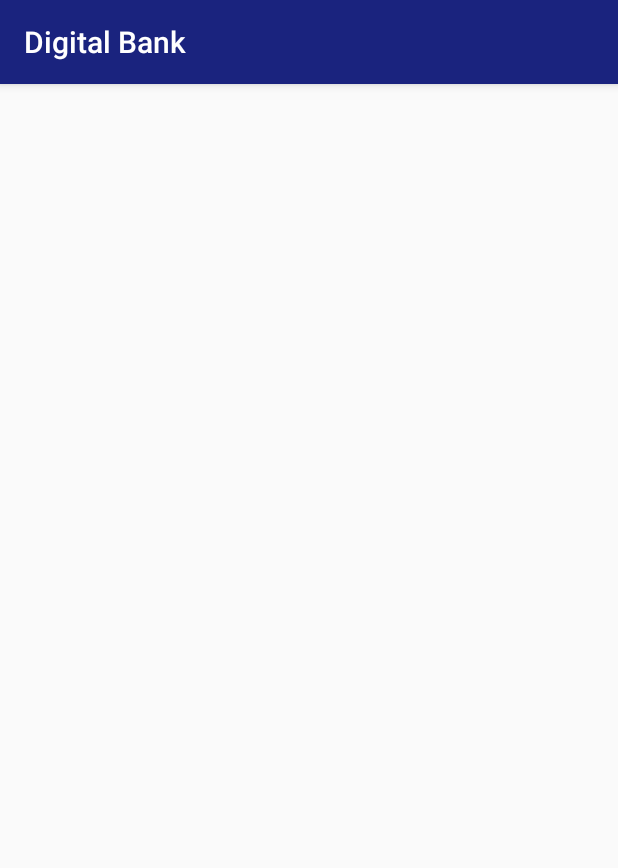
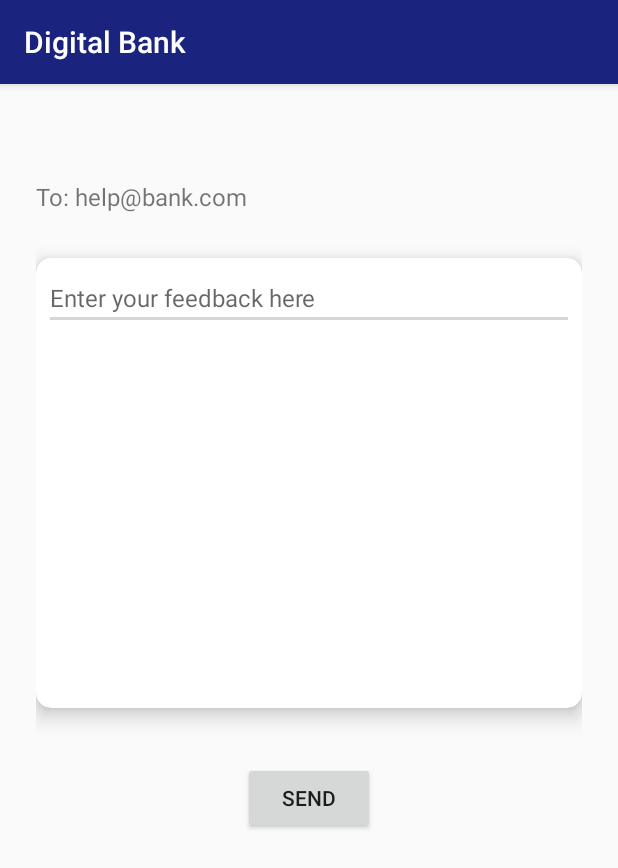
Before and after one commit to SlangLabs/banking_app, an Android app: the screen it shows after launch (CustomerCare), after a tap on "CUSTOMER CARE", on a phone screen of 412 x 824 dp. Shown: the top 868 px of the screen. Run offline under Robolectric (Android 15) with nearby library versions, the phone set to English and light mode, and no system bars; libraries missing offline, so code that uses them is left out: in.slanglabs.platform; 4 statements that could not run were skipped.

Commit message:
Add CustomerCare Activity

```diff
--- a/app/build.gradle
+++ b/app/build.gradle
@@ -23,6 +23,7 @@ dependencies {
     implementation 'com.android.support:appcompat-v7:28.0.0'
     implementation 'com.android.support.constraint:constraint-layout:1.1.3'
     implementation 'com.android.support:recyclerview-v7:28.0.0'
+    implementation 'com.android.support:design:28.0.0'
     implementation 'com.google.code.gson:gson:2.8.5'
 
     testImplementation 'junit:junit:4.12'
--- a/app/src/main/java/com/example/akanshisrivastava/bankingapp/CustomerCare.java
+++ b/app/src/main/java/com/example/akanshisrivastava/bankingapp/CustomerCare.java
@@ -1,13 +1,50 @@
 package com.example.akanshisrivastava.bankingapp;
 
+import android.content.Intent;
 import android.support.v7.app.AppCompatActivity;
 import android.os.Bundle;
+import android.view.View;
+import android.widget.Button;
+import android.widget.EditText;
+import android.widget.Toast;
+
+import in.slanglabs.platform.ui.SlangUI;
 
 public class CustomerCare extends AppCompatActivity {
+
+    Button button;
+    EditText editText;
 
     @Override
     protected void onCreate(Bundle savedInstanceState) {
         super.onCreate(savedInstanceState);
         setContentView(R.layout.activity_customer_care);
+
+        button =findViewById(R.id.send_button);
+        editText =findViewById(R.id.editTextFeedback);
+        button.setOnClickListener(new View.OnClickListener() {
+            @Override            public void onClick(View v) {
+                Intent i = new Intent(Intent.ACTION_SEND);
+                i.setType("message/html");
+                i.putExtra(Intent.EXTRA_EMAIL, new String[]{"help@bank.com"});
+                i.putExtra(Intent.EXTRA_SUBJECT, "Feedback for Digital Bank");
+                i.putExtra(Intent.EXTRA_TEXT, "Message : "+ editText.getText());
+                try {
+                    startActivity(Intent.createChooser(i, "Send feedback..."));
+                } catch (android.content.ActivityNotFoundException ex) {
+                    Toast.makeText(getApplicationContext(), "There are no email clients installed.", Toast.LENGTH_SHORT).show();
+                }
+
+                Toast.makeText(CustomerCare.this, "Thank you for your valuable feedback.",
+                        Toast.LENGTH_LONG).show();
+            }
+        });
+        SlangUI.hideTrigger();
+    }
+
+    @Override
+    public void onBackPressed() {
+        SlangUI.showTrigger();
+        finish();
     }
 }
--- a/app/src/main/java/com/example/akanshisrivastava/bankingapp/MainActivity.java
+++ b/app/src/main/java/com/example/akanshisrivastava/bankingapp/MainActivity.java
@@ -51,4 +51,10 @@ public class MainActivity extends AppCompatActivity {
             }
         });
     }
+
+    /*@Override
+    protected void onResume() {
+        super.onResume();
+        SlangUI.showTrigger();
+    }*/
 }
--- a/app/src/main/java/com/example/akanshisrivastava/bankingapp/slang/VoiceInterface.java
+++ b/app/src/main/java/com/example/akanshisrivastava/bankingapp/slang/VoiceInterface.java
@@ -144,13 +144,6 @@ public class VoiceInterface {
                         Intent intent = new Intent(appContext, CustomerCare.class);
                         intent.setFlags(Intent.FLAG_ACTIVITY_NEW_TASK);
                         appContext.startActivity(intent);
-                        final Activity activity = SlangScreenContext.getInstance().getCurrentActivity();
-                        activity.runOnUiThread(new Runnable() {
-                            @Override
-                            public void run() {
-                                Toast.makeText(activity, "Customer Support Feature not yet included", Toast.LENGTH_LONG).show();
-                            }
-                        });
                         return slangSession.success();
                     }
                 });
--- a/app/src/main/res/layout/activity_customer_care.xml
+++ b/app/src/main/res/layout/activity_customer_care.xml
@@ -1,9 +1,44 @@
 <?xml version="1.0" encoding="utf-8"?>
-<android.support.constraint.ConstraintLayout xmlns:android="http://schemas.android.com/apk/res/android"
+<LinearLayout xmlns:android="http://schemas.android.com/apk/res/android"
     xmlns:app="http://schemas.android.com/apk/res-auto"
     xmlns:tools="http://schemas.android.com/tools"
     android:layout_width="match_parent"
     android:layout_height="match_parent"
+    android:layout_margin="24dp"
+    android:orientation="vertical"
     tools:context=".CustomerCare">
+    <TextView
+        android:layout_width="wrap_content"
+        android:layout_height="wrap_content"
+        android:layout_marginTop="30dp"
+        android:paddingTop="10dp"
+        android:text="@string/to_text"
+        android:textSize="16sp" />
 
-</android.support.constraint.ConstraintLayout>
+    <android.support.v7.widget.CardView
+        android:layout_width="match_parent"
+        android:layout_height="300dp"
+        android:layout_marginTop="30dp"
+        app:cardCornerRadius="10dp"
+        app:cardElevation="8dp">
+
+        <EditText
+            android:id="@+id/editTextFeedback"
+            android:layout_width="match_parent"
+            android:layout_height="wrap_content"
+            android:layout_margin="5dp"
+            android:backgroundTint="@color/white"
+            android:hint="@string/hint_feedback"
+            android:textSize="16sp" />
+
+    </android.support.v7.widget.CardView>
+
+    <Button
+        android:id="@+id/send_button"
+        android:layout_width="wrap_content"
+        android:layout_height="wrap_content"
+        android:layout_gravity="center"
+        android:layout_marginTop="36dp"
+        android:singleLine="true"
+        android:text="@string/send" />
+</LinearLayout>
--- a/app/src/main/res/values/strings.xml
+++ b/app/src/main/res/values/strings.xml
@@ -19,4 +19,7 @@
     <string name="communication_address">Communication Address</string>
     <string name="submit">Submit</string>
     <string name="apply_for_cheque_book">Apply for Cheque Book</string>
+    <string name="send">Send</string>
+    <string name="to_text">To: help@bank.com</string>
+    <string name="hint_feedback">Enter your feedback here</string>
 </resources>
```
